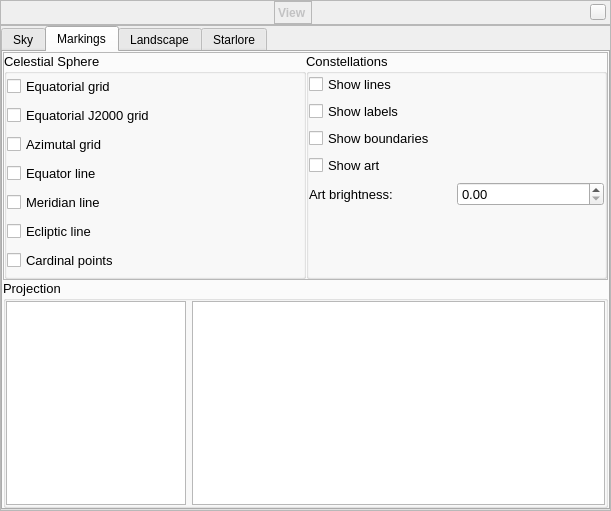
Old version of the form src/gui/viewDialog.ui in the repository 519984307/stellarium_src.
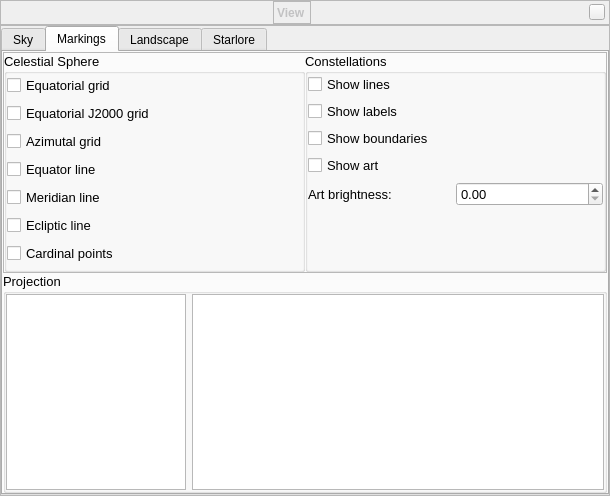
New version of the form. Icons and pictures are not drawn. Custom widgets are drawn as their Qt base class.

What changed in the file:
```diff
--- a/src/gui/viewDialog.ui
+++ b/src/gui/viewDialog.ui
@@ -5,8 +5,8 @@
    <rect>
     <x>0</x>
     <y>0</y>
-    <width>611</width>
-    <height>511</height>
+    <width>610</width>
+    <height>496</height>
    </rect>
   </property>
   <property name="font" >
@@ -226,7 +226,7 @@
       <property name="spacing" >
        <number>0</number>
       </property>
-      <item row="0" column="0" >
+      <item row="2" column="0" >
        <widget class="QTabWidget" name="viewTabWidget" >
         <property name="sizePolicy" >
          <sizepolicy vsizetype="Expanding" hsizetype="Expanding" >
@@ -1054,7 +1054,7 @@
                <property name="checkable" >
                 <bool>false</bool>
                </property>
-               <layout class="QVBoxLayout" name="verticalLayout_8" >
+               <layout class="QVBoxLayout" name="verticalLayout_11" >
                 <property name="margin" >
                  <number>0</number>
                 </property>
@@ -1118,7 +1118,7 @@
                   <property name="sizeHint" stdset="0" >
                    <size>
                     <width>20</width>
-                    <height>40</height>
+                    <height>5</height>
                    </size>
                   </property>
                  </spacer>
@@ -1156,10 +1156,7 @@
             <property name="checkable" >
              <bool>false</bool>
             </property>
-            <layout class="QHBoxLayout" name="_4" >
-             <property name="spacing" >
-              <number>6</number>
-             </property>
+            <layout class="QHBoxLayout" name="horizontalLayout_10" >
              <property name="margin" >
               <number>0</number>
              </property>
@@ -1484,7 +1481,10 @@
                   <property name="title" >
                    <string>Options</string>
                   </property>
-                  <layout class="QHBoxLayout" name="horizontalLayout_10" >
+                  <layout class="QVBoxLayout" name="verticalLayout_8" >
+                   <property name="margin" >
+                    <number>0</number>
+                   </property>
                    <item>
                     <widget class="QCheckBox" name="starloreLanguageCheckBox" >
                      <property name="text" >
```
Left out of the diff: 28 changed lines with no effect on the pictures.
